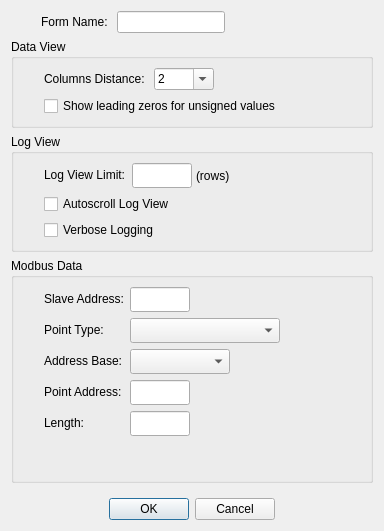
Above: src/dialogs/dialogdisplaydefinition.ui from sanny32/OpenModSim before the change. Below: the same form after it.
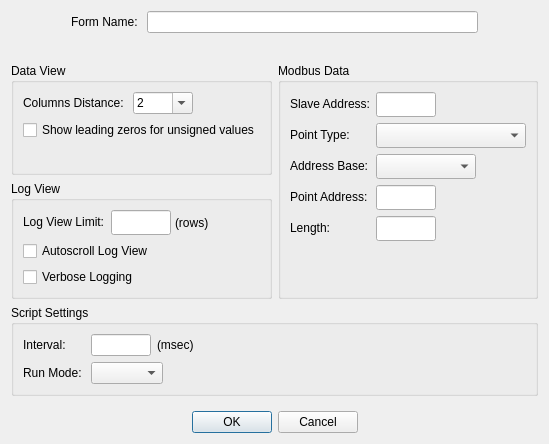
That is the form after the change. Custom widgets are drawn as their Qt base class.

Commit message: Redesigning DisplayDefinition dialog

Patch:
```diff
--- a/src/dialogs/dialogdisplaydefinition.ui
+++ b/src/dialogs/dialogdisplaydefinition.ui
@@ -6,75 +6,22 @@
    <rect>
     <x>0</x>
     <y>0</y>
-    <width>384</width>
-    <height>531</height>
+    <width>537</width>
+    <height>444</height>
    </rect>
   </property>
   <property name="windowTitle">
    <string>Display Definition</string>
   </property>
-  <layout class="QVBoxLayout" name="verticalLayout">
-   <item>
-    <layout class="QFormLayout" name="formLayout_2">
-     <property name="formAlignment">
-      <set>Qt::AlignLeading|Qt::AlignLeft|Qt::AlignTop</set>
-     </property>
-     <property name="leftMargin">
-      <number>30</number>
-     </property>
-     <item row="0" column="0">
-      <widget class="QLabel" name="labelFormName">
-       <property name="text">
-        <string>Form Name: </string>
-       </property>
-      </widget>
-     </item>
-     <item row="0" column="1">
-      <layout class="QHBoxLayout" name="horizontalLayout_2">
-       <item>
-        <widget class="QLineEdit" name="lineEditFormName">
-         <property name="sizePolicy">
-          <sizepolicy hsizetype="Fixed" vsizetype="Fixed">
-           <horstretch>0</horstretch>
-           <verstretch>0</verstretch>
-          </sizepolicy>
-         </property>
-        </widget>
-       </item>
-       <item>
-        <spacer name="horizontalSpacer_2">
-         <property name="orientation">
-          <enum>Qt::Horizontal</enum>
-         </property>
-         <property name="sizeType">
-          <enum>QSizePolicy::Fixed</enum>
-         </property>
-         <property name="sizeHint" stdset="0">
-          <size>
-           <width>40</width>
-           <height>20</height>
-          </size>
-         </property>
-        </spacer>
-       </item>
-      </layout>
-     </item>
-    </layout>
-   </item>
-   <item>
+  <layout class="QGridLayout" name="gridLayout">
+   <item row="1" column="0" colspan="2">
     <widget class="QGroupBox" name="groupBoxDataView">
      <property name="title">
       <string>Data View</string>
      </property>
      <layout class="QFormLayout" name="formLayout_4">
       <property name="formAlignment">
-       <set>Qt::AlignLeading|Qt::AlignLeft|Qt::AlignTop</set>
-      </property>
-      <property name="leftMargin">
-       <number>30</number>
-      </property>
-      <property name="rightMargin">
-       <number>30</number>
+       <set>Qt::AlignmentFlag::AlignLeading|Qt::AlignmentFlag::AlignLeft|Qt::AlignmentFlag::AlignTop</set>
       </property>
       <item row="0" column="0">
        <widget class="QLabel" name="labelColumnsDistance">
@@ -138,95 +85,7 @@
      </layout>
     </widget>
    </item>
-   <item>
-    <widget class="QGroupBox" name="groupBox_2">
-     <property name="title">
-      <string>Log View</string>
-     </property>
-     <layout class="QFormLayout" name="formLayout_3">
-      <property name="formAlignment">
-       <set>Qt::AlignLeading|Qt::AlignLeft|Qt::AlignTop</set>
-      </property>
-      <property name="leftMargin">
-       <number>30</number>
-      </property>
-      <property name="rightMargin">
-       <number>30</number>
-      </property>
-      <item row="1" column="1">
-       <layout class="QHBoxLayout" name="horizontalLayout">
-        <property name="spacing">
-         <number>4</number>
-        </property>
-        <item>
-         <widget class="NumericLineEdit" name="lineEditLogLimit">
-          <property name="sizePolicy">
-           <sizepolicy hsizetype="Fixed" vsizetype="Fixed">
-            <horstretch>0</horstretch>
-            <verstretch>0</verstretch>
-           </sizepolicy>
-          </property>
-          <property name="minimumSize">
-           <size>
-            <width>0</width>
-            <height>25</height>
-           </size>
-          </property>
-          <property name="maximumSize">
-           <size>
-            <width>60</width>
-            <height>16777215</height>
-           </size>
-          </property>
-         </widget>
-        </item>
-        <item>
-         <widget class="QLabel" name="labelRows">
-          <property name="text">
-           <string>(rows)</string>
-          </property>
-         </widget>
-        </item>
-        <item>
-         <spacer name="horizontalSpacer">
-          <property name="orientation">
-           <enum>Qt::Horizontal</enum>
-          </property>
-          <property name="sizeHint" stdset="0">
-           <size>
-            <width>40</width>
-            <height>20</height>
-           </size>
-          </property>
-         </spacer>
-        </item>
-       </layout>
-      </item>
-      <item row="1" column="0">
-       <widget class="QLabel" name="labelLogLimit">
-        <property name="text">
-         <string>Log View Limit:</string>
-        </property>
-       </widget>
-      </item>
-      <item row="3" column="0" colspan="2">
-       <widget class="QCheckBox" name="checkBoxVerboseLogging">
-        <property name="text">
-         <string>Verbose Logging</string>
-        </property>
-       </widget>
-      </item>
-      <item row="2" column="0" colspan="2">
-       <widget class="QCheckBox" name="checkBoxAutoscrollLog">
-        <property name="text">
-         <string>Autoscroll Log View</string>
-        </property>
-       </widget>
-      </item>
-     </layout>
-    </widget>
-   </item>
-   <item>
+   <item row="1" column="2" rowspan="2">
     <widget class="QGroupBox" name="groupBox">
      <property name="sizePolicy">
       <sizepolicy hsizetype="Preferred" vsizetype="Expanding">
@@ -242,13 +101,7 @@
      </property>
      <layout class="QFormLayout" name="formLayout">
       <property name="formAlignment">
-       <set>Qt::AlignLeading|Qt::AlignLeft|Qt::AlignTop</set>
-      </property>
-      <property name="leftMargin">
-       <number>30</number>
-      </property>
-      <property name="rightMargin">
-       <number>30</number>
+       <set>Qt::AlignmentFlag::AlignLeading|Qt::AlignmentFlag::AlignLeft|Qt::AlignmentFlag::AlignTop</set>
       </property>
       <item row="0" column="0">
        <widget class="QLabel" name="labelSlaveAddress">
@@ -354,28 +207,6 @@
         </property>
        </widget>
       </item>
-      <item row="5" column="1">
-       <widget class="NumericLineEdit" name="lineEditLength">
-        <property name="sizePolicy">
-         <sizepolicy hsizetype="Fixed" vsizetype="Fixed">
-          <horstretch>0</horstretch>
-          <verstretch>0</verstretch>
-         </sizepolicy>
-        </property>
-        <property name="minimumSize">
-         <size>
-          <width>0</width>
-          <height>25</height>
-         </size>
-        </property>
-        <property name="maximumSize">
-         <size>
-          <width>60</width>
-          <height>16777215</height>
-         </size>
-        </property>
-       </widget>
-      </item>
       <item row="5" column="0">
        <widget class="QLabel" name="labelLength">
         <property name="text">
@@ -383,16 +214,233 @@
         </property>
        </widget>
       </item>
+      <item row="5" column="1">
+       <widget class="NumericLineEdit" name="lineEditLength">
+        <property name="sizePolicy">
+         <sizepolicy hsizetype="Fixed" vsizetype="Fixed">
+          <horstretch>0</horstretch>
+          <verstretch>0</verstretch>
+         </sizepolicy>
+        </property>
+        <property name="minimumSize">
+         <size>
+          <width>0</width>
+          <height>25</height>
+         </size>
+        </property>
+        <property name="maximumSize">
+         <size>
+          <width>60</width>
+          <height>16777215</height>
+         </size>
+        </property>
+       </widget>
+      </item>
+      <item row="6" column="1">
+       <spacer name="verticalSpacer_2">
+        <property name="orientation">
+         <enum>Qt::Orientation::Vertical</enum>
+        </property>
+        <property name="sizeHint" stdset="0">
+         <size>
+          <width>20</width>
+          <height>40</height>
+         </size>
+        </property>
+       </spacer>
+      </item>
      </layout>
     </widget>
    </item>
-   <item>
+   <item row="2" column="0" colspan="2">
+    <widget class="QGroupBox" name="groupBox_2">
+     <property name="title">
+      <string>Log View</string>
+     </property>
+     <layout class="QFormLayout" name="formLayout_3">
+      <property name="formAlignment">
+       <set>Qt::AlignmentFlag::AlignLeading|Qt::AlignmentFlag::AlignLeft|Qt::AlignmentFlag::AlignTop</set>
+      </property>
+      <item row="1" column="1">
+       <layout class="QHBoxLayout" name="horizontalLayout">
+        <property name="spacing">
+         <number>4</number>
+        </property>
+        <item>
+         <widget class="NumericLineEdit" name="lineEditLogLimit">
+          <property name="sizePolicy">
+           <sizepolicy hsizetype="Fixed" vsizetype="Fixed">
+            <horstretch>0</horstretch>
+            <verstretch>0</verstretch>
+           </sizepolicy>
+          </property>
+          <property name="minimumSize">
+           <size>
+            <width>0</width>
+            <height>25</height>
+           </size>
+          </property>
+          <property name="maximumSize">
+           <size>
+            <width>60</width>
+            <height>16777215</height>
+           </size>
+          </property>
+         </widget>
+        </item>
+        <item>
+         <widget class="QLabel" name="labelRows">
+          <property name="text">
+           <string>(rows)</string>
+          </property>
+         </widget>
+        </item>
+        <item>
+         <spacer name="horizontalSpacer">
+          <property name="orientation">
+           <enum>Qt::Orientation::Horizontal</enum>
+          </property>
+          <property name="sizeHint" stdset="0">
+           <size>
+            <width>40</width>
+            <height>20</height>
+           </size>
+          </property>
+         </spacer>
+        </item>
+       </layout>
+      </item>
+      <item row="1" column="0">
+       <widget class="QLabel" name="labelLogLimit">
+        <property name="text">
+         <string>Log View Limit:</string>
+        </property>
+       </widget>
+      </item>
+      <item row="3" column="0" colspan="2">
+       <widget class="QCheckBox" name="checkBoxVerboseLogging">
+        <property name="text">
+         <string>Verbose Logging</string>
+        </property>
+       </widget>
+      </item>
+      <item row="2" column="0" colspan="2">
+       <widget class="QCheckBox" name="checkBoxAutoscrollLog">
+        <property name="text">
+         <string>Autoscroll Log View</string>
+        </property>
+       </widget>
+      </item>
+     </layout>
+    </widget>
+   </item>
+   <item row="5" column="0" colspan="3">
+    <widget class="QDialogButtonBox" name="buttonBox">
+     <property name="orientation">
+      <enum>Qt::Orientation::Horizontal</enum>
+     </property>
+     <property name="standardButtons">
+      <set>QDialogButtonBox::StandardButton::Cancel|QDialogButtonBox::StandardButton::Ok</set>
+     </property>
+     <property name="centerButtons">
+      <bool>true</bool>
+     </property>
+    </widget>
+   </item>
+   <item row="3" column="0" colspan="3">
+    <widget class="QGroupBox" name="groupBox_3">
+     <property name="title">
+      <string>Script Settings</string>
+     </property>
+     <layout class="QFormLayout" name="formLayout_5">
+      <item row="2" column="1">
+       <widget class="RunModeComboBox" name="comboBoxRunMode">
+        <property name="sizePolicy">
+         <sizepolicy hsizetype="Fixed" vsizetype="Fixed">
+          <horstretch>0</horstretch>
+          <verstretch>0</verstretch>
+         </sizepolicy>
+        </property>
+       </widget>
+      </item>
+      <item row="2" column="0">
+       <widget class="QLabel" name="labelRunMode">
+        <property name="text">
+         <string>Run Mode: </string>
+        </property>
+       </widget>
+      </item>
+      <item row="1" column="0">
+       <widget class="QLabel" name="labelInterval">
+        <property name="text">
+         <string>Interval: </string>
+        </property>
+       </widget>
+      </item>
+      <item row="1" column="1">
+       <layout class="QHBoxLayout" name="horizontalLayout_3">
+        <item>
+         <widget class="NumericLineEdit" name="lineEditInterval">
+          <property name="sizePolicy">
+           <sizepolicy hsizetype="Fixed" vsizetype="Fixed">
+            <horstretch>0</horstretch>
+            <verstretch>0</verstretch>
+           </sizepolicy>
+          </property>
+          <property name="maximumSize">
+           <size>
+            <width>60</width>
+            <height>16777215</height>
+           </size>
+          </property>
+         </widget>
+        </item>
+        <item>
+         <widget class="QLabel" name="label">
+          <property name="text">
+           <string>(msec)</string>
+          </property>
+         </widget>
+        </item>
+       </layout>
+      </item>
+     </layout>
+    </widget>
+   </item>
+   <item row="0" column="0" colspan="3">
+    <layout class="QFormLayout" name="formLayout_2">
+     <property name="formAlignment">
+      <set>Qt::AlignmentFlag::AlignLeading|Qt::AlignmentFlag::AlignLeft|Qt::AlignmentFlag::AlignTop</set>
+     </property>
+     <property name="leftMargin">
+      <number>60</number>
+     </property>
+     <property name="rightMargin">
+      <number>60</number>
+     </property>
+     <item row="0" column="0">
+      <widget class="QLabel" name="labelFormName">
+       <property name="text">
+        <string>Form Name: </string>
+       </property>
+      </widget>
+     </item>
+     <item row="0" column="1">
+      <layout class="QHBoxLayout" name="horizontalLayout_2">
+       <item>
+        <widget class="QLineEdit" name="lineEditFormName"/>
+       </item>
+      </layout>
+     </item>
+    </layout>
+   </item>
+   <item row="4" column="0" colspan="3">
     <spacer name="verticalSpacer">
      <property name="orientation">
-      <enum>Qt::Vertical</enum>
+      <enum>Qt::Orientation::Vertical</enum>
      </property>
      <property name="sizeType">
-      <enum>QSizePolicy::Fixed</enum>
+      <enum>QSizePolicy::Policy::Fixed</enum>
      </property>
      <property name="sizeHint" stdset="0">
       <size>
@@ -402,19 +450,6 @@
      </property>
     </spacer>
    </item>
-   <item>
-    <widget class="QDialogButtonBox" name="buttonBox">
-     <property name="orientation">
-      <enum>Qt::Horizontal</enum>
-     </property>
-     <property name="standardButtons">
-      <set>QDialogButtonBox::Cancel|QDialogButtonBox::Ok</set>
-     </property>
-     <property name="centerButtons">
-      <bool>true</bool>
-     </property>
-    </widget>
-   </item>
   </layout>
  </widget>
  <customwidgets>
@@ -433,6 +468,11 @@
    <extends>QComboBox</extends>
    <header>addressbasecombobox.h</header>
   </customwidget>
+  <customwidget>
+   <class>RunModeComboBox</class>
+   <extends>QComboBox</extends>
+   <header>runmodecombobox.h</header>
+  </customwidget>
  </customwidgets>
  <tabstops>
   <tabstop>lineEditSlaveAddress</tabstop>
```
